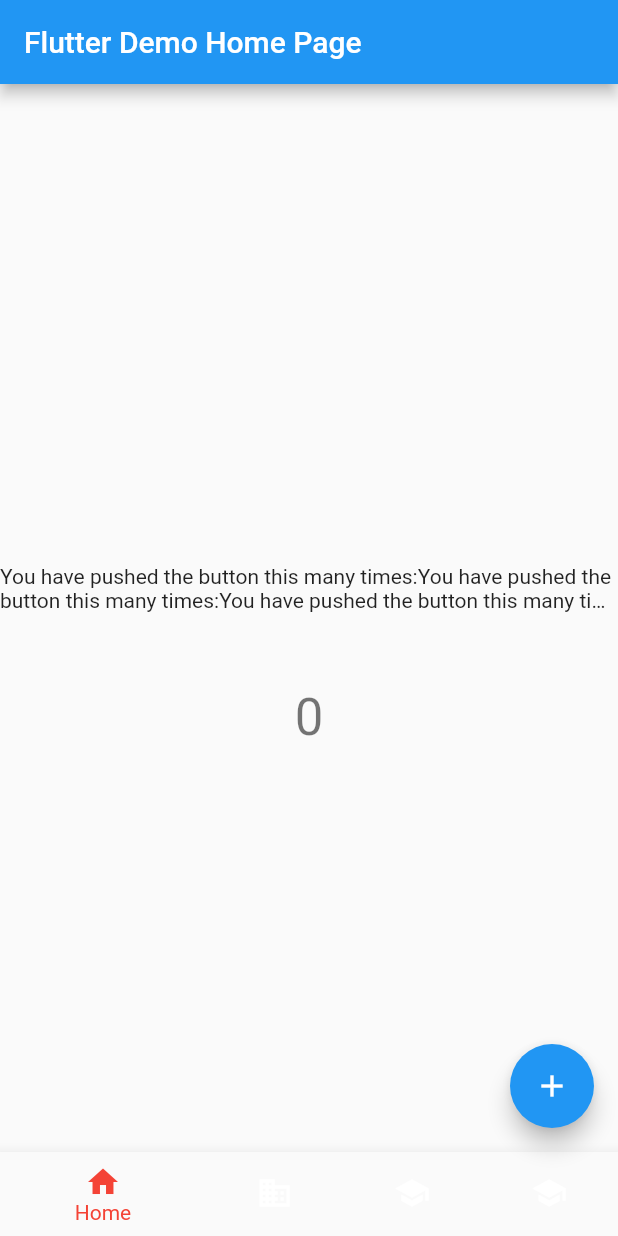
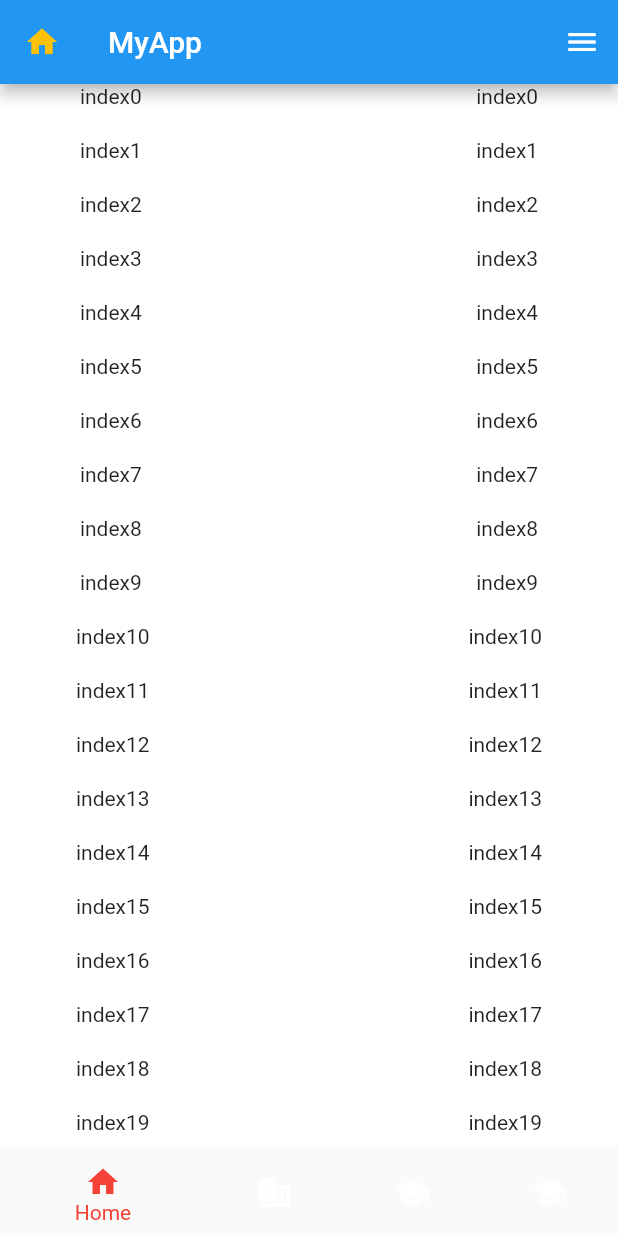
Before and after one commit to James2381991/tutorial, a Flutter app: the screen it shows after launch, on a phone screen of 412 x 824 dp. Run offline on Flutter 3.47's test engine with Material 2 defaults, Android fonts, the phone set to English and light mode, and no system bars.

Commit message:
27/10/2020

```diff
--- /dev/null
+++ b/lib/CustomColor.dart
@@ -0,0 +1,25 @@
+import 'package:flutter/material.dart';
+
+class CustomColor {
+  static Color hexToColor(String code) {
+    return new Color(int.parse(code.substring(1, 7), radix: 16) + 0xFF000000);
+  }
+  static var themeColor = hexToColor('#25488F');
+}
+class CustomWidget {
+
+  static AppBar appBarCustom (BuildContext context,String title,bool isDrawer,var homeClick)
+  {
+    return AppBar(
+      // Here we take the value from the MyHomePage object that was created by
+      // the App.build method, and use it to set our appbar title.
+      title: Text(title),
+      leading: isDrawer ? InkWell(splashColor: Colors.red,
+        onTap:homeClick,
+        child: Icon(
+          Icons.home,color: Colors.amber,
+        ),
+      ) : Container(),
+    );
+  }
+}
--- a/lib/main.dart
+++ b/lib/main.dart
@@ -1,4 +1,7 @@
 import 'package:flutter/material.dart';
+import 'package:flutter/services.dart';
+import 'package:flutter_app1/CustomColor.dart';
+import 'package:flutter_app1/myApp.dart';
 
 void main() {
   runApp(MyApp());
@@ -8,6 +11,7 @@ class MyApp extends StatelessWidget {
   // This widget is the root of your application.
   @override
   Widget build(BuildContext context) {
+
     return MaterialApp(
       title: 'Flutter Demo',
       theme: ThemeData(
@@ -30,138 +34,3 @@ class MyApp extends StatelessWidget {
     );
   }
 }
-
-class MyHomePage extends StatefulWidget {
-  MyHomePage({Key key, this.title}) : super(key: key);
-
-  // This widget is the home page of your application. It is stateful, meaning
-  // that it has a State object (defined below) that contains fields that affect
-  // how it looks.
-
-  // This class is the configuration for the state. It holds the values (in this
-  // case the title) provided by the parent (in this case the App widget) and
-  // used by the build method of the State. Fields in a Widget subclass are
-  // always marked "final".
-
-  final String title;
-
-  @override
-  _MyHomePageState createState() => _MyHomePageState();
-}
-
-class _MyHomePageState extends State<MyHomePage> {
-  int _counter = 0;
-  int _currentIndex = 0;
-  List<BottomNavigationBarItem> bottomWidget = [];
-  void _incrementCounter() {
-    setState(() {
-      // This call to setState tells the Flutter framework that something has
-      // changed in this State, which causes it to rerun the build method below
-      // so that the display can reflect the updated values. If we changed
-      // _counter without calling setState(), then the build method would not be
-      // called again, and so nothing would appear to happen.
-      _counter++;
-    });
-  }
-
-  @override
-  void initState() {
-    // TODO: implement initState
-    super.initState();
-    print('initState');
-    bottomWidget =  [
-      BottomNavigationBarItem(
-        icon: Icon(
-          Icons.home,
-        ),
-        label: 'Home',
-      ),
-      BottomNavigationBarItem(
-        icon: Icon(Icons.business),
-        label: 'Business',
-      ),
-      BottomNavigationBarItem(
-        icon: Icon(Icons.school),
-        label: 'School',
-      ),
-    ];
-    bottomWidget.add(BottomNavigationBarItem(
-      icon: Icon(Icons.school),
-      label: 'School',
-    ),);
-  }
-
-  @override
-  Widget build(BuildContext context) {
-    // This method is rerun every time setState is called, for instance as done
-    // by the _incrementCounter method above.
-    //
-    // The Flutter framework has been optimized to make rerunning build methods
-    // fast, so that you can just rebuild anything that needs updating rather
-    // than having to individually change instances of widgets.
-    return Scaffold(
-      appBar: AppBar(
-        // Here we take the value from the MyHomePage object that was created by
-        // the App.build method, and use it to set our appbar title.
-        title: Text(widget.title),
-      ),
-
-      bottomNavigationBar: BottomNavigationBar(
-        items: bottomWidget,
-        currentIndex: _currentIndex,
-        selectedItemColor: Colors.red,
-        onTap: (index) {
-          if(index == 3) {
-            _currentIndex = 0;
-            bottomWidget.removeAt(3);
-          }
-          else
-            {
-              _currentIndex = index;
-            }
-          setState(() {});
-          print(index);
-        },
-      ),
-
-      body: Center(
-        // Center is a layout widget. It takes a single child and positions it
-        // in the middle of the parent.
-        child:_currentIndex == 0 ? Column(
-          // Column is also a layout widget. It takes a list of children and
-          // arranges them vertically. By default, it sizes itself to fit its
-          // children horizontally, and tries to be as tall as its parent.
-          //
-          // Invoke "debug painting" (press "p" in the console, choose the
-          // "Toggle Debug Paint" action from the Flutter Inspector in Android
-          // Studio, or the "Toggle Debug Paint" command in Visual Studio Code)
-          // to see the wireframe for each widget.
-          //
-          // Column has various properties to control how it sizes itself and
-          // how it positions its children. Here we use mainAxisAlignment to
-          // center the children vertically; the main axis here is the vertical
-          // axis because Columns are vertical (the cross axis would be
-          // horizontal).
-          mainAxisAlignment: MainAxisAlignment.center,
-          children: <Widget>[
-            Padding(
-              padding: const EdgeInsets.symmetric(vertical: 50),
-              child: Text(
-                'You have pushed the button this many times:You have pushed the button this many times:You have pushed the button this many times:',
-           overflow: TextOverflow.ellipsis, maxLines: 2,),
-            ),
-            Text(
-              '$_counter',
-              style: Theme.of(context).textTheme.headline4,
-            ),
-          ],
-        ) : Text('widget1'),
-      ),
-      floatingActionButton: FloatingActionButton(
-        onPressed: _incrementCounter,
-        tooltip: 'Increment',
-        child: Icon(Icons.add),
-      ), // This trailing comma makes auto-formatting nicer for build methods.
-    );
-  }
-}
--- /dev/null
+++ b/lib/myApp.dart
@@ -0,0 +1,193 @@
+import 'package:flutter/cupertino.dart';
+import 'package:flutter/material.dart';
+import 'package:flutter/services.dart';
+import 'package:flutter_app1/CustomColor.dart';
+import 'package:flutter_app1/Home.dart';
+
+class MyHomePage extends StatefulWidget {
+  MyHomePage({Key key, this.title}) : super(key: key);
+
+  // This widget is the home page of your application. It is stateful, meaning
+  // that it has a State object (defined below) that contains fields that affect
+  // how it looks.
+
+  // This class is the configuration for the state. It holds the values (in this
+  // case the title) provided by the parent (in this case the App widget) and
+  // used by the build method of the State. Fields in a Widget subclass are
+  // always marked "final".
+
+  final String title;
+
+  @override
+  _MyHomePageState createState() => _MyHomePageState();
+}
+
+class _MyHomePageState extends State<MyHomePage> {
+  int _counter = 0;
+  int _currentIndex = 0;
+  List<BottomNavigationBarItem> bottomWidget = [];
+  int selectedCell = -1;
+  GlobalKey<ScaffoldState> _drawerKey = GlobalKey();
+
+  void _incrementCounter() {
+    setState(() {
+      // This call to setState tells the Flutter framework that something has
+      // changed in this State, which causes it to rerun the build method below
+      // so that the display can reflect the updated values. If we changed
+      // _counter without calling setState(), then the build method would not be
+      // called again, and so nothing would appear to happen.
+      _counter++;
+    });
+  }
+
+  @override
+  void initState() {
+    // TODO: implement initState
+    super.initState();
+    print('initState');
+    SystemChrome.setSystemUIOverlayStyle(SystemUiOverlayStyle.dark);
+
+    bottomWidget = [
+      BottomNavigationBarItem(
+        icon: Icon(
+          Icons.home,
+        ),
+        label: 'Home',
+      ),
+      BottomNavigationBarItem(
+        icon: Icon(Icons.business),
+        label: 'Business',
+      ),
+      BottomNavigationBarItem(
+        icon: Icon(Icons.school),
+        label: 'School',
+      ),
+    ];
+    bottomWidget.add(
+      BottomNavigationBarItem(
+        icon: Icon(Icons.school),
+        label: 'School',
+      ),
+    );
+  }
+
+  Widget temp(index) {
+    return InkWell(
+      onTap: () {
+        selectedCell = index;
+        setState(() {});
+        print(index);
+      },
+      child: Container(
+        color: selectedCell == index ? CustomColor.themeColor : Colors.white,
+        child: Column(
+          children: [
+            Row(
+              mainAxisAlignment: MainAxisAlignment.spaceAround,
+              children: [
+                Text('index$index'),
+                SizedBox(
+                  width: 10,
+                ),
+                Text('index$index'),
+              ],
+            ),
+            SizedBox(
+              height: 20,
+            )
+          ],
+        ),
+      ),
+    );
+  }
+
+  @override
+  Widget build(BuildContext context) {
+    // This method is rerun every time setState is called, for instance as done
+    // by the _incrementCounter method above.
+    //
+    // The Flutter framework has been optimized to make rerunning build methods
+    // fast, so that you can just rebuild anything that needs updating rather
+    // than having to individually change instances of widgets.
+    return Scaffold(
+        key: _drawerKey,
+        appBar: CustomWidget.appBarCustom(context, 'MyApp',true, () {
+          Navigator.push(
+            context,
+            MaterialPageRoute(builder: (context) => Home(title: 'home123',)),
+          );
+        }),
+        endDrawer: Drawer(
+          child: Container(
+              child: Container(
+                color: CustomColor.themeColor,
+                width: 50,child: Column(children: [
+                SizedBox(height: 100,),
+                Text('jd')
+              ],),
+              )),
+        ),
+        bottomNavigationBar: BottomNavigationBar(
+          items: bottomWidget,
+          currentIndex: _currentIndex,
+          selectedItemColor: Colors.red,
+          onTap: (index) {
+            if (index == 3) {
+              _currentIndex = 0;
+              bottomWidget.removeAt(3);
+            } else {
+              _currentIndex = index;
+            }
+            setState(() {});
+            print(index);
+          },
+        ),
+        body: ListView.builder(
+            itemCount: 20,
+            itemBuilder: (BuildContext ctxt, int index) {
+              return temp(index);
+            })
+      // Center(
+      //   // Center is a layout widget. It takes a single child and positions it
+      //   // in the middle of the parent.
+      //   child:_currentIndex == 0 ? ListView(
+      //     // Column is also a layout widget. It takes a list of children and
+      //     // arranges them vertically. By default, it sizes itself to fit its
+      //     // children horizontally, and tries to be as tall as its parent.
+      //     //
+      //     // Invoke "debug painting" (press "p" in the console, choose the
+      //     // "Toggle Debug Paint" action from the Flutter Inspector in Android
+      //     // Studio, or the "Toggle Debug Paint" command in Visual Studio Code)
+      //     // to see the wireframe for each widget.
+      //     //
+      //     // Column has various properties to control how it sizes itself and
+      //     // how it positions its children. Here we use mainAxisAlignment to
+      //     // center the children vertically; the main axis here is the vertical
+      //     // axis because Columns are vertical (the cross axis would be
+      //     // horizontal).
+      //     // mainAxisAlignment: MainAxisAlignment.center,
+      //     children: <Widget>[
+      //       Padding(
+      //         padding: const EdgeInsets.symmetric(vertical: 50),
+      //         child: Container(color: Colors.red,padding: EdgeInsets.all(20),
+      //           child: Text(
+      //             'You have pushed the button this many times:You have pushed the button this many times:You have pushed the button this many times:',
+      //      overflow: TextOverflow.ellipsis, maxLines: 3,),
+      //         ),
+      //       ),
+      //       Text(
+      //         '$_counter',
+      //         style: Theme.of(context).textTheme.headline4,
+      //       ),
+      //       Container(height: MediaQuery.of(context).size.height,color: Colors.black,)
+      //     ],
+      //   ) : Text('widget1'),
+      // ),
+      // floatingActionButton: FloatingActionButton(
+      //   onPressed: _incrementCounter,
+      //   tooltip: 'Increment',
+      //   child: Icon(Icons.add),
+      // ), // This trailing comma makes auto-formatting nicer for build methods.
+    );
+  }
+}
```
Also changed, not shown: lib/Home.dart (added, +188 -0 lines), 2 other files.
